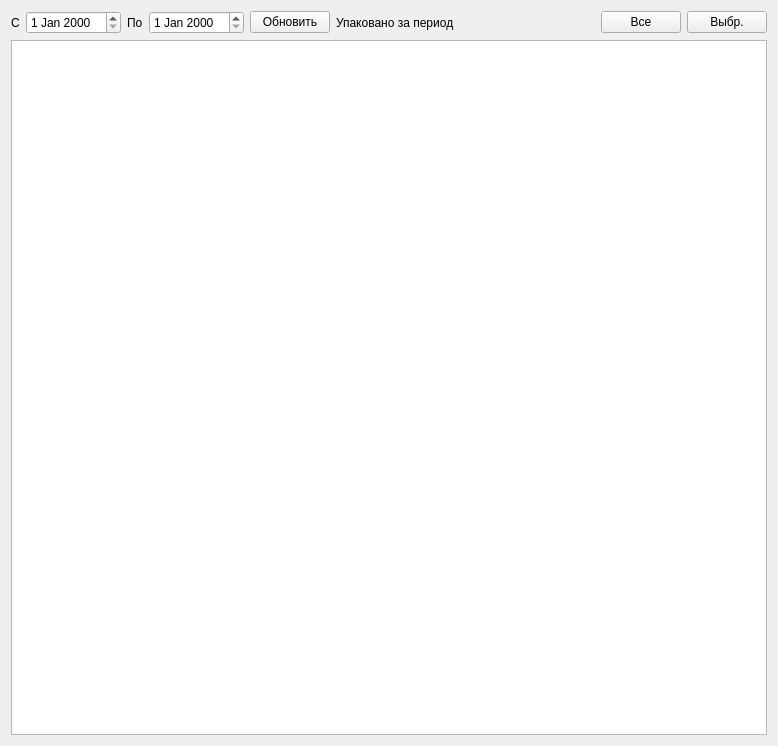
Qt form mainwidget.ui (Sergeyego/rasx) before a commit.
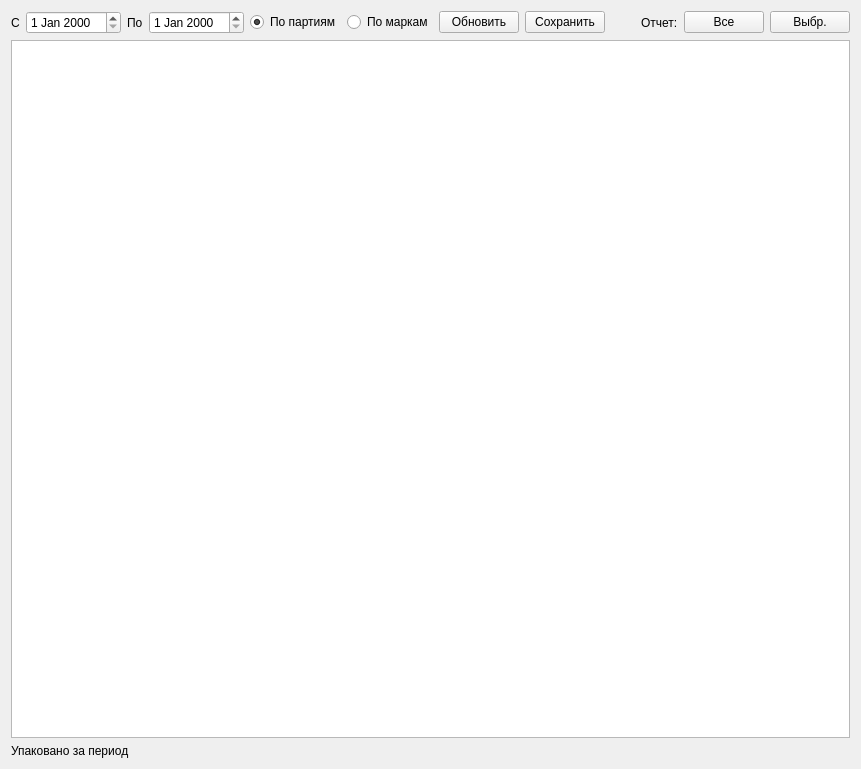
The same form after that commit. Custom widgets are drawn as their Qt base class.

Commit message: Сохранение по маркам

```diff
--- a/mainwidget.ui
+++ b/mainwidget.ui
@@ -6,8 +6,8 @@
    <rect>
     <x>0</x>
     <y>0</y>
-    <width>778</width>
-    <height>746</height>
+    <width>861</width>
+    <height>769</height>
    </rect>
   </property>
   <property name="windowTitle">
@@ -36,6 +36,23 @@
      <item>
       <widget class="DateEdit" name="dateEditEnd"/>
      </item>
+     <item>
+      <widget class="QRadioButton" name="radioButtonPart">
+       <property name="text">
+        <string>По партиям</string>
+       </property>
+       <property name="checked">
+        <bool>true</bool>
+       </property>
+      </widget>
+     </item>
+     <item>
+      <widget class="QRadioButton" name="radioButtonMark">
+       <property name="text">
+        <string>По маркам</string>
+       </property>
+      </widget>
+     </item>
      <item>
       <widget class="QPushButton" name="pushButtonUpd">
        <property name="text">
@@ -44,9 +61,9 @@
       </widget>
      </item>
      <item>
-      <widget class="QLabel" name="labelSum">
+      <widget class="QPushButton" name="pushButtonSave">
        <property name="text">
-        <string>Упаковано за период</string>
+        <string>Сохранить</string>
        </property>
       </widget>
      </item>
@@ -63,6 +80,13 @@
        </property>
       </spacer>
      </item>
+     <item>
+      <widget class="QLabel" name="label_3">
+       <property name="text">
+        <string>Отчет:</string>
+       </property>
+      </widget>
+     </item>
      <item>
       <widget class="QPushButton" name="pushButtonAll">
        <property name="text">
@@ -89,6 +113,13 @@
      </property>
     </widget>
    </item>
+   <item>
+    <widget class="QLabel" name="labelSum">
+     <property name="text">
+      <string>Упаковано за период</string>
+     </property>
+    </widget>
+   </item>
   </layout>
  </widget>
  <layoutdefault spacing="6" margin="11"/>
```
The commit also changes 2 other files.
